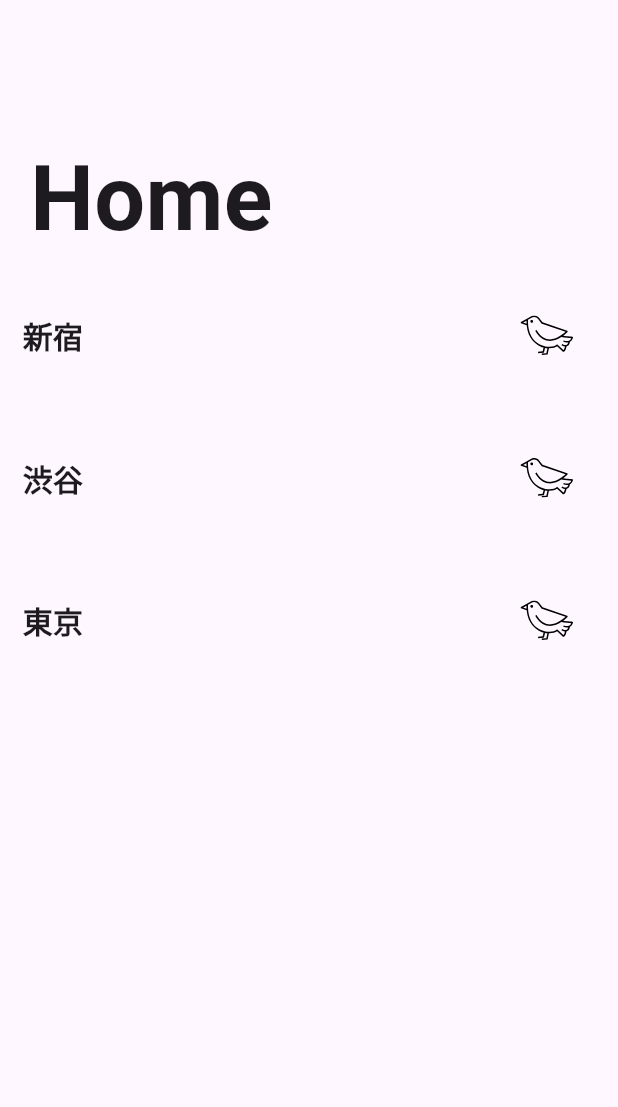
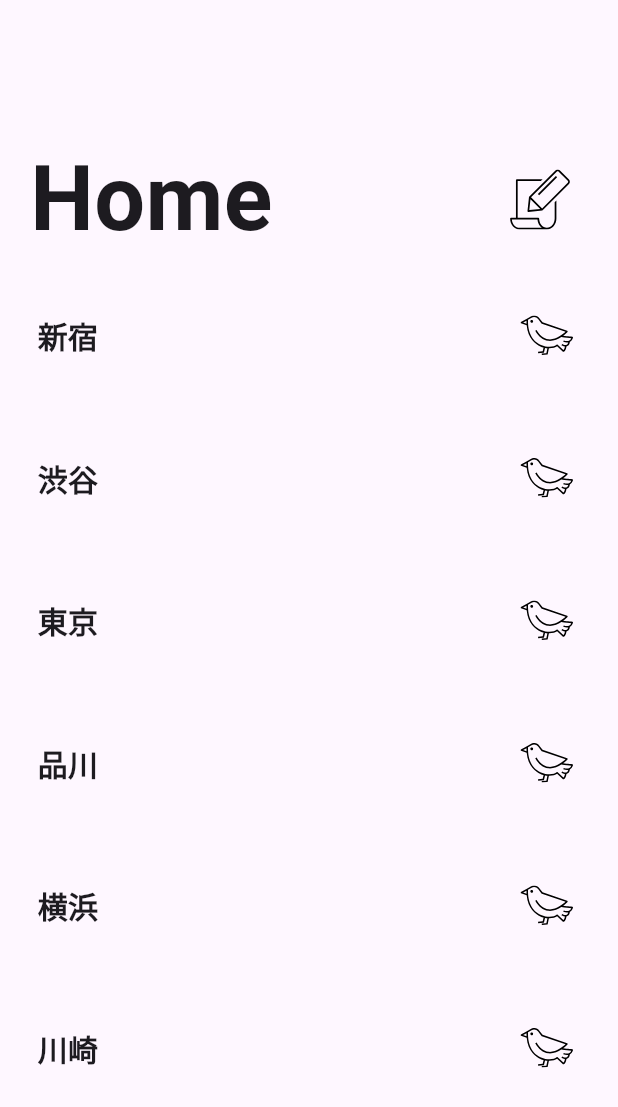
Before and after one commit to Shiluco/swipe-transfer-2, a Flutter app: the screen it shows after launch, on a phone screen of 412 x 824 dp. Shown: the top 1107 px of the screen. Run offline on Flutter 3.47's test engine with Material 3 defaults, Android fonts, the phone set to English and light mode, and no system bars; our stand-ins replace flutter_svg.

Commit message:
feat:uiの完成

```diff
--- a/lib/features/home/views/home_view.dart
+++ b/lib/features/home/views/home_view.dart
@@ -1,6 +1,7 @@
 import 'package:flutter/material.dart';
-import '../widgets/Stations_widget.dart';
-import '../widgets/app_bar_widget.dart';
+import 'package:swipe_transfer_2/features/home/widgets/templates/stations_widget.dart';
+import 'package:swipe_transfer_2/features/home/widgets/templates/app_bar_widget.dart';
+
 
 class HomeView extends StatelessWidget {
   const HomeView({super.key});
--- a/lib/features/home/widgets/app_bar_widget.dart
+++ /dev/null
@@ -1,19 +0,0 @@
-import 'package:flutter/material.dart';
-
-class HomeAppBar extends StatelessWidget {
-  const HomeAppBar({Key? key}) : super(key: key);
-
-  @override
-  Widget build(BuildContext context) {
-    return Padding(
-      padding: const EdgeInsets.only(top: 90, left: 20),
-      child: Align(
-        alignment: Alignment.centerLeft, // 左寄りに配置
-        child: Text(
-          'Home',
-          style: const TextStyle(fontSize: 60, fontWeight: FontWeight.bold),
-        ),
-      ),
-    );
-  }
-}
--- a/lib/features/home/widgets/Station_widget.dart
+++ b/lib/features/home/widgets/organism/Station_widget.dart
@@ -11,7 +11,7 @@ class Station extends StatelessWidget {
     const double fontSize = 20; // 大きめのフォントサイズ
 
     return Padding(
-      padding: EdgeInsets.only(bottom:60,left: 15, right: 30), // 両脇に10の余白
+      padding: EdgeInsets.only(bottom:60,left: 25, right: 30), // 両脇に10の余白
       child: Row(
         mainAxisAlignment: MainAxisAlignment.spaceBetween,
         crossAxisAlignment: CrossAxisAlignment.center,
--- a/lib/features/home/widgets/Stations_widget.dart
+++ b/lib/features/home/widgets/templates/Stations_widget.dart
@@ -1,5 +1,5 @@
 import 'package:flutter/material.dart';
-import 'package:swipe_transfer_2/features/home/widgets/Station_widget.dart';
+import 'package:swipe_transfer_2/features/home/widgets/organism/Station_widget.dart';
 
 class Stations extends StatelessWidget {
   const Stations({super.key});
@@ -13,6 +13,9 @@ class Stations extends StatelessWidget {
         const Station(name: '新宿'),
         const Station(name: '渋谷'),
         const Station(name: '東京'),
+        const Station(name: '品川'),
+        const Station(name: '横浜'),
+        const Station(name: '川崎'),
       ],
     );
   }
--- /dev/null
+++ b/lib/features/home/widgets/templates/app_bar_widget.dart
@@ -0,0 +1,33 @@
+import 'package:flutter/material.dart';
+import 'package:flutter_svg/flutter_svg.dart';
+
+class HomeAppBar extends StatelessWidget {
+  const HomeAppBar({Key? key}) : super(key: key);
+
+  @override
+  Widget build(BuildContext context) {
+    const double fontSize = 60; // フォントサイズを定義
+
+    return Padding(
+      padding: const EdgeInsets.only(top: 90, left: 20, right: 32),
+      child: Row(
+        mainAxisAlignment: MainAxisAlignment.spaceBetween, // 左右に分ける
+        crossAxisAlignment: CrossAxisAlignment.center, // 縦方向は中央揃え
+        children: [
+          Text(
+            'Home',
+            style: const TextStyle(
+              fontSize: fontSize,
+              fontWeight: FontWeight.bold,
+            ),
+          ),
+          SvgPicture.asset(
+            'assets/images/edit.svg',
+            width: fontSize - 20,
+            height: fontSize - 20,
+          ),
+        ],
+      ),
+    );
+  }
+}
```
Also changed, not shown: assets/images/edit.svg (added), 1 other file.
